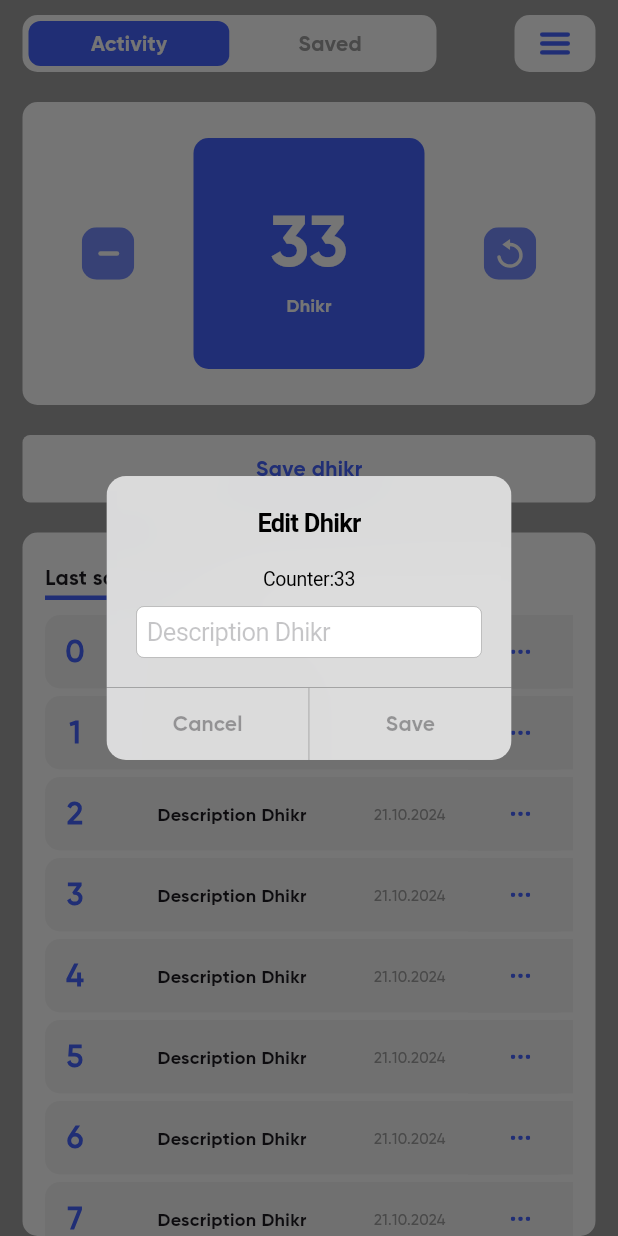
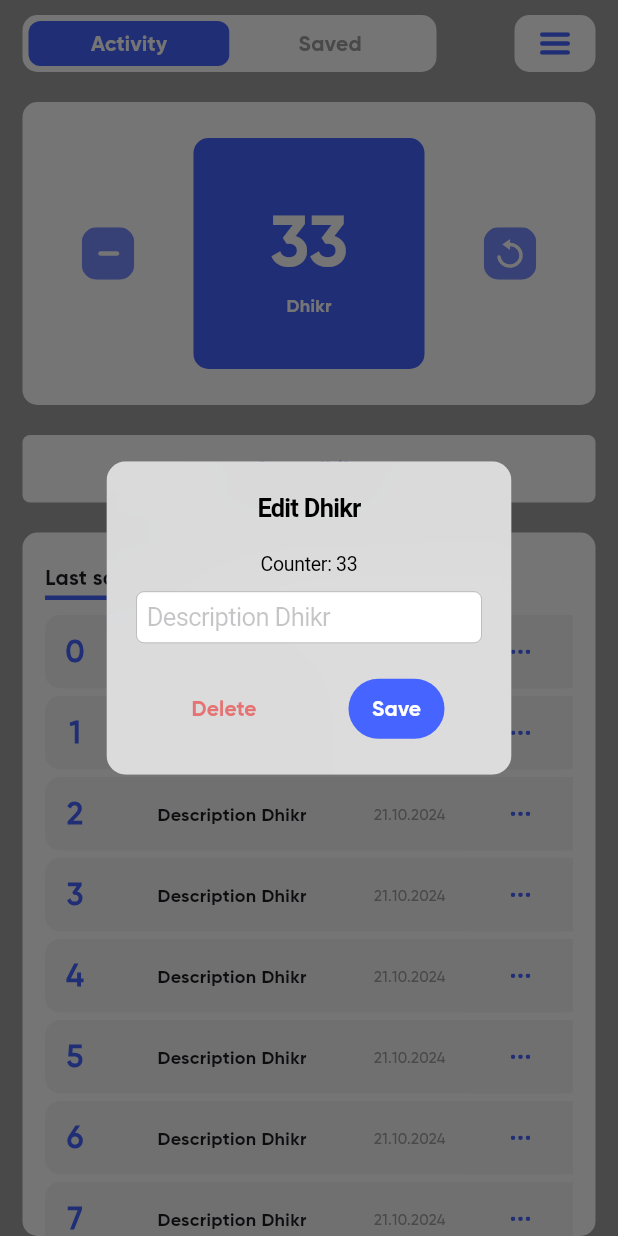
Before and after one commit to siblapin/lessons_new, a Flutter app: the screen it shows after launch, after a tap on an icon or button, on a phone screen of 412 x 824 dp. Run offline on Flutter 3.47's test engine with Material 3 defaults, Android fonts, the phone set to English and light mode, and no system bars; our stand-ins replace flutter_svg.

Commit message:
ver. 0.006

```diff
--- a/lib/screens/home/database_section.dart
+++ b/lib/screens/home/database_section.dart
@@ -95,21 +95,7 @@ class WidgetApp extends StatelessWidget {
               showDialog(
                   context: context,
                   builder: (context) {
-                    return CupertinoAlertDialog(
-                      title: Text('Edit Dhikr'),
-                      content: Column(children: [
-                        SizedBox(height: 15),
-                        Text("Counter:33"),
-                        SizedBox(height: 10),
-                        CupertinoTextField(
-                          placeholder: 'Description Dhikr',
-                        )
-                      ]),
-                      actions: [
-                        TextButton(onPressed: null, child: Text('Cancel')),
-                        TextButton(onPressed: null, child: Text('Save'))
-                      ],
-                    );
+                    return DialogApp();
                   });
             },
             child: Container(
@@ -123,4 +109,35 @@ class WidgetApp extends StatelessWidget {
       ),
     );
   }
+
+  CupertinoAlertDialog DialogApp() {
+    return CupertinoAlertDialog(
+      title: Text('Edit Dhikr'),
+      content: Column(children: [
+        SizedBox(height: 15),
+        Text("Counter: 33"),
+        SizedBox(height: 10),
+        CupertinoTextField(
+          placeholder: 'Description Dhikr',
+        ),
+        SizedBox(height: 20),
+        Row(
+          mainAxisAlignment: MainAxisAlignment.spaceAround,
+          children: [
+            TextButton(
+                onPressed: () {},
+                child: Text(
+                  'Delete',
+                  style: TextStyle(color: Colors.red[300]),
+                )),
+            TextButton(
+                style: ButtonStyle(
+                    backgroundColor: WidgetStateProperty.all(blueCustom)),
+                onPressed: () {},
+                child: Text('Save', style: TextStyle(color: Colors.white)))
+          ],
+        )
+      ]),
+    );
+  }
 }
```
